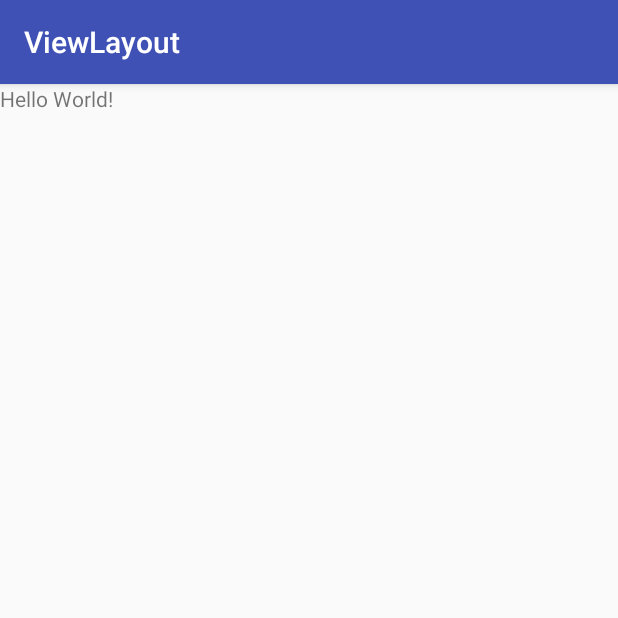
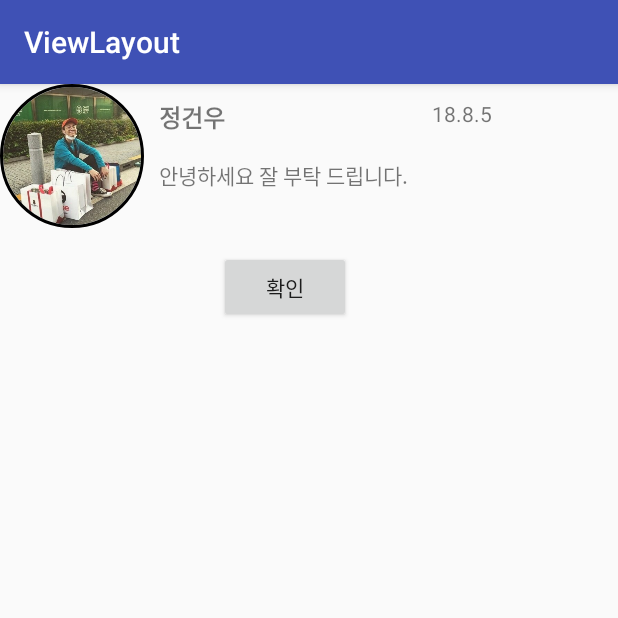
Before and after one commit to devGW/kotlin-for-Android-basic, an Android app: the screen it shows after launch (MainActivity), on a phone screen of 412 x 824 dp, the top half of it. Run offline under Robolectric (Android 15) with nearby library versions, the phone set to English and light mode, and no system bars; our stand-ins replace CircleImageView.

Commit message:
kotlin for android ( layout )
content : xml, imageTag edit , layout man..

```diff
--- a/ViewLayout/app/build.gradle
+++ b/ViewLayout/app/build.gradle
@@ -18,6 +18,7 @@ android {
         release {
             minifyEnabled false
             proguardFiles getDefaultProguardFile('proguard-android.txt'), 'proguard-rules.pro'
+
         }
     }
 }
@@ -30,4 +31,5 @@ dependencies {
     testImplementation 'junit:junit:4.12'
     androidTestImplementation 'com.android.support.test:runner:1.0.2'
     androidTestImplementation 'com.android.support.test.espresso:espresso-core:3.0.2'
+    implementation 'de.hdodenhof:circleimageview:2.2.0'
 }
--- a/ViewLayout/app/src/main/java/kr/ac/tu/viewlayout/MainActivity.kt
+++ b/ViewLayout/app/src/main/java/kr/ac/tu/viewlayout/MainActivity.kt
@@ -2,11 +2,29 @@ package kr.ac.tu.viewlayout
 
 import android.support.v7.app.AppCompatActivity
 import android.os.Bundle
+import android.widget.Button
+import android.widget.TextView
+import kotlinx.android.synthetic.main.activity_main.*
 
 class MainActivity : AppCompatActivity() {
 
     override fun onCreate(savedInstanceState: Bundle?) {
         super.onCreate(savedInstanceState)
+        var btn : Button? = null
+        var tV : TextView? = null
         setContentView(R.layout.activity_main)
+        btn = findViewById(R.id.button)
+        tV = findViewById(R.id.textview)
+       /* btn.setOnClickListener({
+            tV?.setText("성유진")
+        })*/
+
+        button.setOnClickListener {
+            if(textview.getText() == "정건우"){
+                textview.setText("성유진")
+            } else {
+                textview.setText("정건우")
+            }
+        }
     }
 }
--- /dev/null
+++ b/ViewLayout/app/src/main/res/drawable/circle.xml
@@ -0,0 +1,11 @@
+<shape xmlns:android="http://schemas.android.com/apk/res/android"
+    android:innerRadius="0dp"
+    android:shape="ring"
+    android:thicknessRatio="1.9"
+    android:useLevel="false" >
+    <solid android:color="@android:color/transparent" />
+
+    <stroke
+        android:width="10dp"
+        android:color="@android:color/white" />
+</shape>
--- /dev/null
+++ b/ViewLayout/app/src/main/res/drawable/img.xml
@@ -0,0 +1,7 @@
+<?xml version="1.0" encoding="utf-8"?>
+<layer-list xmlns:android="http://schemas.android.com/apk/res/android" >
+
+    <item android:drawable="@drawable/ic_launcher_background"/>
+    <item android:drawable="@drawable/circle"/>
+
+</layer-list>
--- a/ViewLayout/app/src/main/res/layout/activity_main.xml
+++ b/ViewLayout/app/src/main/res/layout/activity_main.xml
@@ -6,13 +6,52 @@
     android:layout_height="match_parent"
     tools:context=".MainActivity">
 
+    <de.hdodenhof.circleimageview.CircleImageView xmlns:app="http://schemas.android.com/apk/res-auto"
+        android:id="@+id/profile_image"
+        android:layout_width="96dp"
+        android:layout_height="96dp"
+        android:src="@drawable/icon"
+        app:civ_border_color="#FF000000"
+        app:civ_border_width="2dp" />
+
+    <LinearLayout
+        android:layout_width="wrap_content"
+        android:layout_height="wrap_content"
+        android:orientation="vertical">
+
+
+        <TextView
+            android:id="@+id/textview"
+            android:layout_width="wrap_content"
+            android:layout_height="wrap_content"
+            android:layout_marginLeft="10dp"
+            android:layout_marginTop="10dp"
+            android:text="정건우"
+            android:textSize="16dp"
+            android:textStyle="bold" />
+
+        <TextView
+
+            android:layout_width="wrap_content"
+            android:layout_height="wrap_content"
+            android:layout_marginLeft="10dp"
+            android:layout_marginTop="16dp"
+            android:text="안녕하세요 잘 부탁 드립니다." />
+
+        <Button
+            android:id="@+id/button"
+            android:layout_width="wrap_content"
+            android:layout_height="wrap_content"
+            android:text="확인"
+            android:layout_marginLeft="50dp"
+            android:layout_marginTop="40dp"
+            />
+    </LinearLayout>
     <TextView
         android:layout_width="wrap_content"
         android:layout_height="wrap_content"
-        android:text="Hello World!"
-        app:layout_constraintBottom_toBottomOf="parent"
-        app:layout_constraintLeft_toLeftOf="parent"
-        app:layout_constraintRight_toRightOf="parent"
-        app:layout_constraintTop_toTopOf="parent" />
+        android:text="18.8.5"
+        android:layout_marginTop="10dp"
+        android:layout_marginLeft="16dp"/>
 
 </LinearLayout>
```
Also changed, not shown: ViewLayout/app/src/main/res/drawable/icon.jpg (added).
